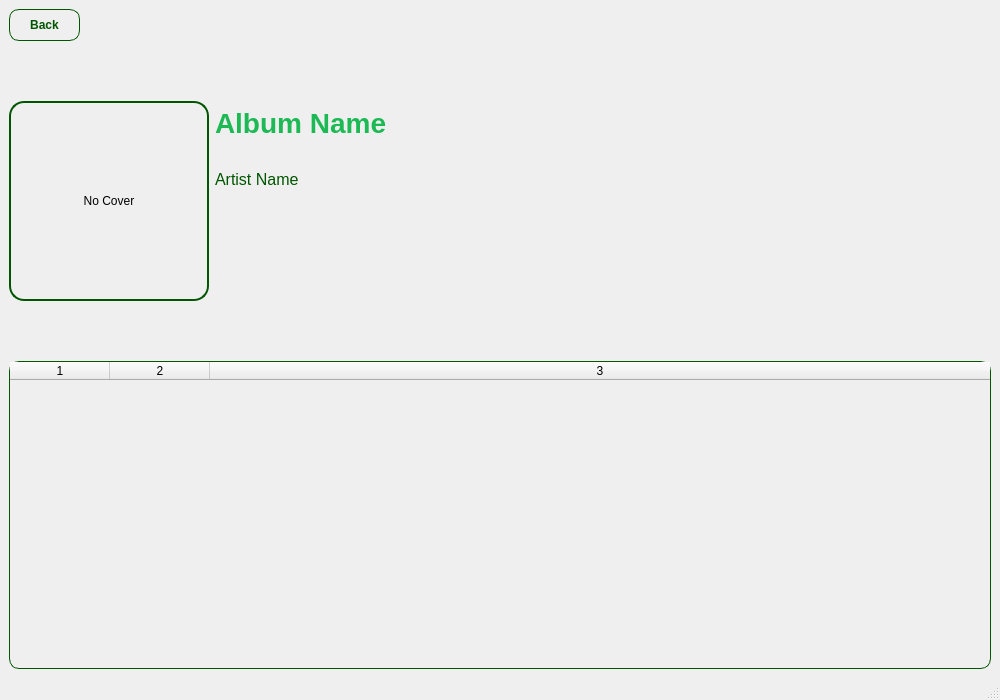
Above: albumwindow.ui from aminfooladi/QSpotify before the change. Below: the same form after it.
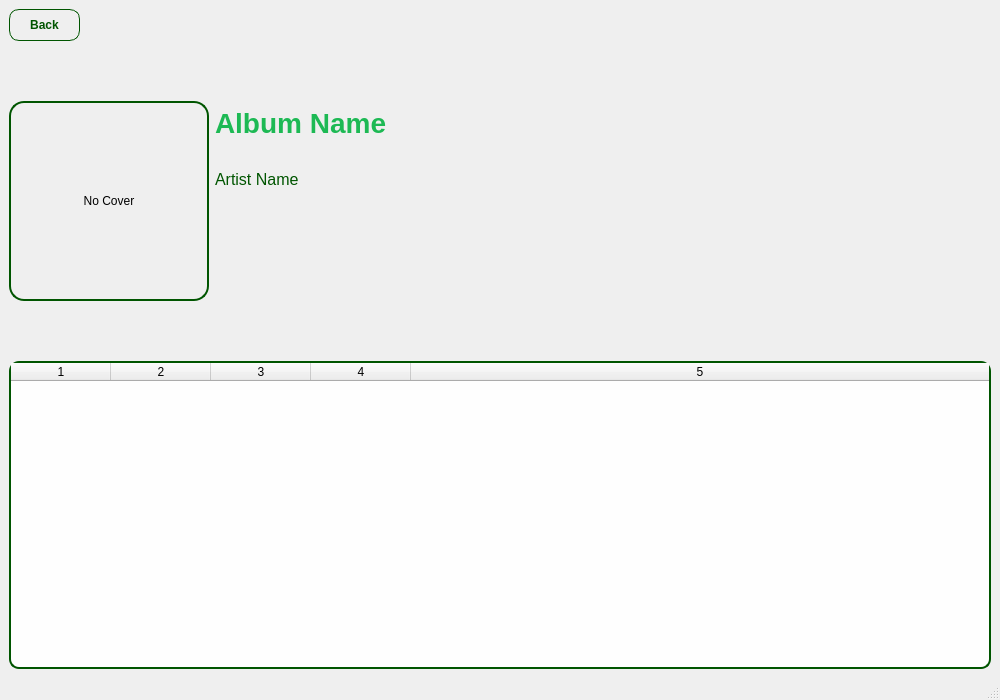
That is the form after the change. Icons and pictures are not drawn.

Patch:
```diff
--- a/albumwindow.ui
+++ b/albumwindow.ui
@@ -182,19 +182,24 @@
       <item row="2" column="0" colspan="3">
        <widget class="QTableWidget" name="songsTable">
         <property name="styleSheet">
-         <string notr="true">QTableWidget 
-{
-    background: transparent;
-    border: 1px solid rgb(0, 85, 0);
-    border-radius: 10px;
-	color: rgb(0, 85, 0);
-    gridline-color: rgba(255, 255, 255, 0.05);
-}
-QTableWidget::item
-{
-    padding: 10px;
-	color: rgb(0, 0, 0);
-}</string>
+         <string notr="true">QTableWidget {
+        background-color: rgba(255, 255, 255, 0.95);
+        border: 2px solid rgb(0, 85, 0);
+        border-radius: 10px;
+    }
+    
+    QTableWidget::item {
+        padding: 10px;
+        color: rgb(0, 50, 0);
+        font-size: 12px;
+    }
+ QPushButton {
+        font-weight: bold;
+        font-size: 10px;
+        border: none;
+        border-radius: 5px;
+        padding: 5px 10px;
+    }</string>
         </property>
         <property name="verticalScrollBarPolicy">
          <enum>Qt::ScrollBarPolicy::ScrollBarAsNeeded</enum>
@@ -202,8 +207,11 @@
         <property name="showGrid">
          <bool>true</bool>
         </property>
+        <property name="rowCount">
+         <number>0</number>
+        </property>
         <property name="columnCount">
-         <number>3</number>
+         <number>5</number>
         </property>
         <property name="horizontalHeaderLabels" stdset="0">
          <stringlist>
@@ -221,6 +229,8 @@
         <column/>
         <column/>
         <column/>
+        <column/>
+        <column/>
        </widget>
       </item>
      </layout>
```
Left out of the diff: 26 changed lines with no effect on the pictures.
